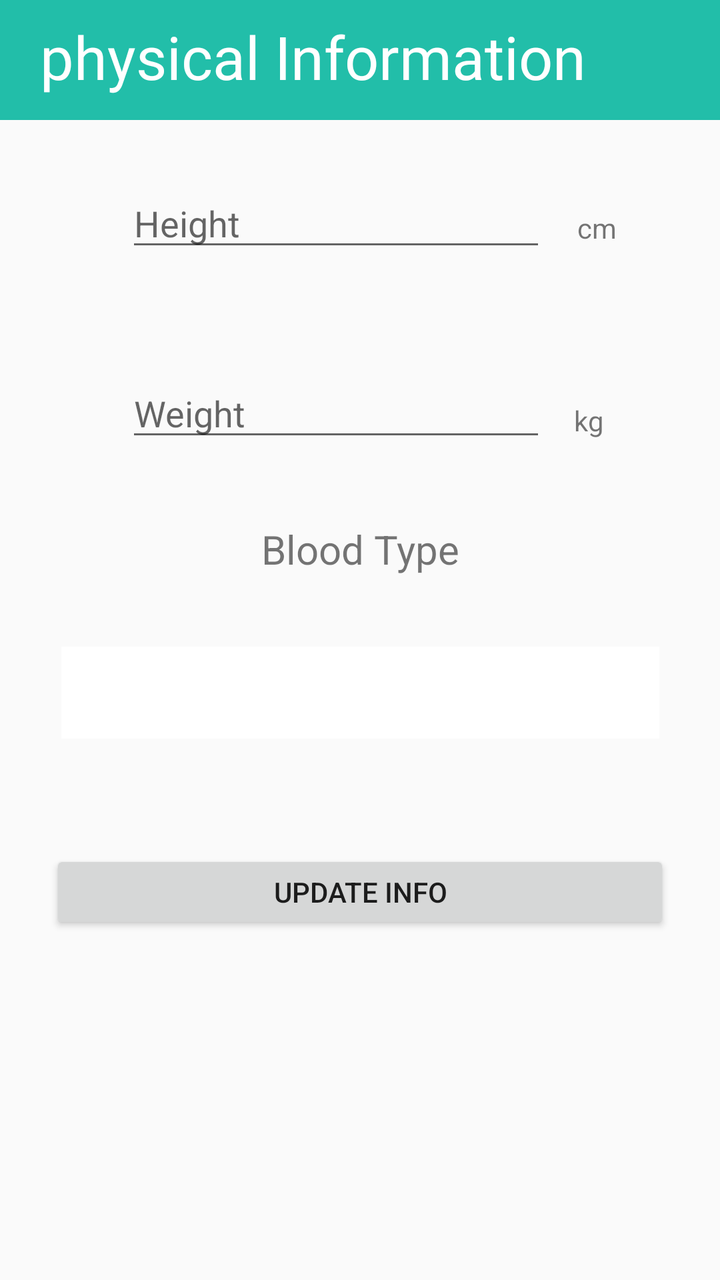
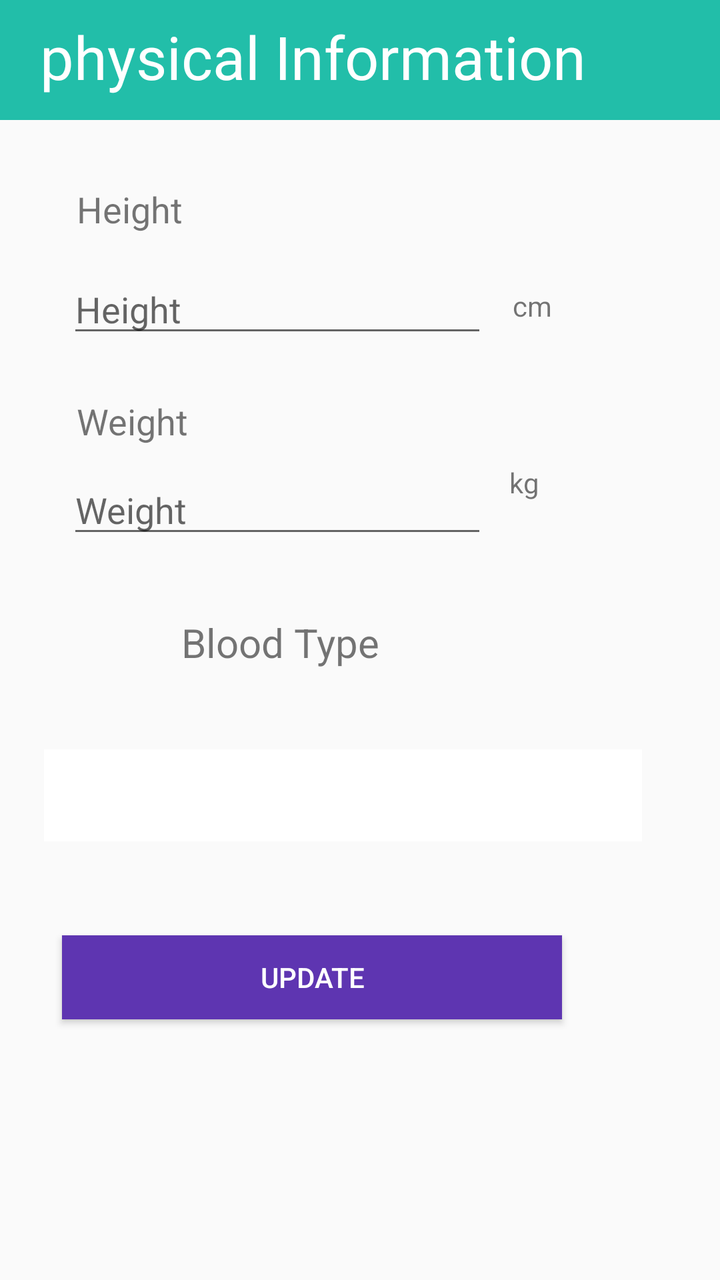

Two renders of the same Android screen: before a commit and after it. Below are the layout's source before the change and the commit's diff.
<!-- AndroidManifest.xml: application theme Theme.AppCompat.Light.NoActionBar -->
<!-- res/layout/activity_patient_info.xml -->
<?xml version="1.0" encoding="utf-8"?>
<androidx.constraintlayout.widget.ConstraintLayout
    xmlns:android="http://schemas.android.com/apk/res/android"
    xmlns:app="http://schemas.android.com/apk/res-auto"
    xmlns:tools="http://schemas.android.com/tools"
    android:layout_width="match_parent"
    android:layout_height="match_parent">

    <LinearLayout
        android:layout_width="match_parent"
        android:layout_height="60dp"
        android:background="#22BEA9"
        app:layout_constraintTop_toTopOf="parent">

        <TextView
            android:layout_width="match_parent"
            android:layout_height="match_parent"
            android:layout_marginLeft="20dp"
            android:layout_marginTop="8dp"
            android:fontFamily="@font/courgette"
            android:text="physical Information"
            android:textColor="#FFFFFF"
            android:textSize="30dp" />
    </LinearLayout>
    <EditText
        android:id="@+id/heightBtn"
        android:layout_width="wrap_content"
        android:layout_height="wrap_content"
        android:ems="10"
        android:hint="Height"
        android:inputType="number"
        android:text=""
        app:layout_constraintBottom_toBottomOf="parent"
        app:layout_constraintEnd_toEndOf="parent"
        app:layout_constraintHorizontal_bias="0.419"
        app:layout_constraintStart_toStartOf="parent"
        app:layout_constraintTop_toTopOf="parent"
        app:layout_constraintVertical_bias="0.149" />

    <Spinner
        android:id="@+id/bloodType"
        android:layout_width="299dp"
        android:layout_height="46dp"
        android:layout_margin="20dp"
        android:background="#ffffff"
        android:paddingLeft="20dp"
        android:spinnerMode="dropdown"
        android:textColor="#000000"
        android:visibility="visible"
        app:layout_constraintBottom_toBottomOf="parent"
        app:layout_constraintEnd_toEndOf="parent"
        app:layout_constraintStart_toStartOf="parent"
        app:layout_constraintTop_toBottomOf="@+id/weightBtn"
        app:layout_constraintVertical_bias="0.237" />

    <EditText
        android:id="@+id/weightBtn"
        android:layout_width="wrap_content"
        android:layout_height="wrap_content"
        android:ems="10"
        android:hint="Weight"
        android:inputType="number"
        android:text=""
        app:layout_constraintBottom_toBottomOf="parent"
        app:layout_constraintEnd_toEndOf="parent"
        app:layout_constraintHorizontal_bias="0.419"
        app:layout_constraintStart_toStartOf="parent"
        app:layout_constraintTop_toBottomOf="@+id/heightBtn"
        app:layout_constraintVertical_bias="0.115" />

    <TextView
        android:id="@+id/textView9"
        android:layout_width="wrap_content"
        android:layout_height="wrap_content"
        android:layout_marginEnd="40dp"
        android:layout_marginRight="40dp"
        android:text="kg"
        app:layout_constraintBottom_toBottomOf="parent"
        app:layout_constraintEnd_toEndOf="parent"
        app:layout_constraintHorizontal_bias="0.433"
        app:layout_constraintStart_toEndOf="@+id/weightBtn"
        app:layout_constraintTop_toTopOf="parent"
        app:layout_constraintVertical_bias="0.323" />

    <TextView
        android:id="@+id/textView8"
        android:layout_width="wrap_content"
        android:layout_height="wrap_content"
        android:layout_marginEnd="16dp"
        android:layout_marginRight="16dp"
        android:text="cm"
        app:layout_constraintBottom_toBottomOf="parent"
        app:layout_constraintEnd_toEndOf="parent"
        app:layout_constraintHorizontal_bias="0.302"
        app:layout_constraintStart_toEndOf="@+id/heightBtn"
        app:layout_constraintTop_toTopOf="parent"
        app:layout_constraintVertical_bias="0.168" />

    <Button
        android:id="@+id/updateInfoBtn"
        android:layout_width="310dp"
        android:layout_height="42dp"
        android:text="update info"
        app:layout_constraintBottom_toBottomOf="parent"
        app:layout_constraintEnd_toEndOf="parent"
        app:layout_constraintStart_toStartOf="parent"
        app:layout_constraintTop_toBottomOf="@+id/bloodType"
        app:layout_constraintVertical_bias="0.244" />

    <TextView
        android:id="@+id/textView7"
        android:layout_width="wrap_content"
        android:layout_height="wrap_content"
        android:textSize="20dp"
        android:text="Blood Type"
        app:layout_constraintBottom_toTopOf="@+id/bloodType"
        app:layout_constraintEnd_toEndOf="parent"
        app:layout_constraintStart_toStartOf="parent"
        app:layout_constraintTop_toBottomOf="@+id/weightBtn" />

</androidx.constraintlayout.widget.ConstraintLayout>
<!-- resources referenced by this layout -->
<resources>

</resources>

<!-- the commit's change to res/layout/activity_patient_info.xml (unified diff, before → after) -->
@@ -3,8 +3,8 @@
     xmlns:android="http://schemas.android.com/apk/res/android"
     xmlns:app="http://schemas.android.com/apk/res-auto"
     xmlns:tools="http://schemas.android.com/tools"
-    android:layout_width="match_parent"
-    android:layout_height="match_parent">
+    android:layout_width="410dp"
+    android:layout_height="710dp">
 
     <LinearLayout
         android:layout_width="match_parent"
@@ -22,6 +22,20 @@
             android:textColor="#FFFFFF"
             android:textSize="30dp" />
     </LinearLayout>
+
+
+    <TextView
+        android:layout_width="wrap_content"
+        android:layout_height="wrap_content"
+        android:text="Height"
+        android:textSize="18dp"
+        app:layout_constraintBottom_toBottomOf="parent"
+        app:layout_constraintEnd_toEndOf="parent"
+        app:layout_constraintHorizontal_bias="0.125"
+        app:layout_constraintStart_toStartOf="parent"
+        app:layout_constraintTop_toTopOf="parent"
+        app:layout_constraintVertical_bias="0.15" />
+
     <EditText
         android:id="@+id/heightBtn"
         android:layout_width="wrap_content"
@@ -29,13 +43,12 @@
         android:ems="10"
         android:hint="Height"
         android:inputType="number"
-        android:text=""
         app:layout_constraintBottom_toBottomOf="parent"
         app:layout_constraintEnd_toEndOf="parent"
-        app:layout_constraintHorizontal_bias="0.419"
+        app:layout_constraintHorizontal_bias="0.225"
         app:layout_constraintStart_toStartOf="parent"
         app:layout_constraintTop_toTopOf="parent"
-        app:layout_constraintVertical_bias="0.149" />
+        app:layout_constraintVertical_bias="0.221" />
 
     <Spinner
         android:id="@+id/bloodType"
@@ -49,9 +62,22 @@
         android:visibility="visible"
         app:layout_constraintBottom_toBottomOf="parent"
         app:layout_constraintEnd_toEndOf="parent"
+        app:layout_constraintHorizontal_bias="0.09"
         app:layout_constraintStart_toStartOf="parent"
         app:layout_constraintTop_toBottomOf="@+id/weightBtn"
-        app:layout_constraintVertical_bias="0.237" />
+        app:layout_constraintVertical_bias="0.288" />
+
+    <TextView
+        android:layout_width="wrap_content"
+        android:layout_height="wrap_content"
+        android:text="Weight"
+        android:textSize="18dp"
+        app:layout_constraintBottom_toBottomOf="parent"
+        app:layout_constraintEnd_toEndOf="parent"
+        app:layout_constraintHorizontal_bias="0.126"
+        app:layout_constraintStart_toStartOf="parent"
+        app:layout_constraintTop_toTopOf="parent"
+        app:layout_constraintVertical_bias="0.322" />
 
     <EditText
         android:id="@+id/weightBtn"
@@ -63,59 +89,62 @@
         android:text=""
         app:layout_constraintBottom_toBottomOf="parent"
         app:layout_constraintEnd_toEndOf="parent"
-        app:layout_constraintHorizontal_bias="0.419"
+        app:layout_constraintHorizontal_bias="0.225"
         app:layout_constraintStart_toStartOf="parent"
         app:layout_constraintTop_toBottomOf="@+id/heightBtn"
-        app:layout_constraintVertical_bias="0.115" />
+        app:layout_constraintVertical_bias="0.139" />
 
     <TextView
         android:id="@+id/textView9"
         android:layout_width="wrap_content"
         android:layout_height="wrap_content"
         android:layout_marginEnd="40dp"
-        android:layout_marginRight="40dp"
         android:text="kg"
         app:layout_constraintBottom_toBottomOf="parent"
         app:layout_constraintEnd_toEndOf="parent"
-        app:layout_constraintHorizontal_bias="0.433"
+        app:layout_constraintHorizontal_bias="0.18"
         app:layout_constraintStart_toEndOf="@+id/weightBtn"
         app:layout_constraintTop_toTopOf="parent"
-        app:layout_constraintVertical_bias="0.323" />
+        app:layout_constraintVertical_bias="0.373" />
 
     <TextView
         android:id="@+id/textView8"
         android:layout_width="wrap_content"
         android:layout_height="wrap_content"
         android:layout_marginEnd="16dp"
-        android:layout_marginRight="16dp"
         android:text="cm"
         app:layout_constraintBottom_toBottomOf="parent"
         app:layout_constraintEnd_toEndOf="parent"
-        app:layout_constraintHorizontal_bias="0.302"
+        app:layout_constraintHorizontal_bias="0.159"
         app:layout_constraintStart_toEndOf="@+id/heightBtn"
         app:layout_constraintTop_toTopOf="parent"
-        app:layout_constraintVertical_bias="0.168" />
+        app:layout_constraintVertical_bias="0.231" />
 
     <Button
-        android:id="@+id/updateInfoBtn"
-        android:layout_width="310dp"
+        android:id="@+id/update"
+        android:layout_width="250dp"
         android:layout_height="42dp"
-        android:text="update info"
+        android:background="#5E35B1"
+        android:text="Update"
+        android:textColor="#ffffff"
         app:layout_constraintBottom_toBottomOf="parent"
         app:layout_constraintEnd_toEndOf="parent"
+        app:layout_constraintHorizontal_bias="0.281"
         app:layout_constraintStart_toStartOf="parent"
         app:layout_constraintTop_toBottomOf="@+id/bloodType"
-        app:layout_constraintVertical_bias="0.244" />
+        app:layout_constraintVertical_bias="0.265" />
 
     <TextView
         android:id="@+id/textView7"
         android:layout_width="wrap_content"
         android:layout_height="wrap_content"
+        android:text="Blood Type"
         android:textSize="20dp"
-        android:text="Blood Type"
         app:layout_constraintBottom_toTopOf="@+id/bloodType"
         app:layout_constraintEnd_toEndOf="parent"
+        app:layout_constraintHorizontal_bias="0.348"
         app:layout_constraintStart_toStartOf="parent"
-        app:layout_constraintTop_toBottomOf="@+id/weightBtn" />
+        app:layout_constraintTop_toBottomOf="@+id/weightBtn"
+        app:layout_constraintVertical_bias="0.458" />
 
 </androidx.constraintlayout.widget.ConstraintLayout>
